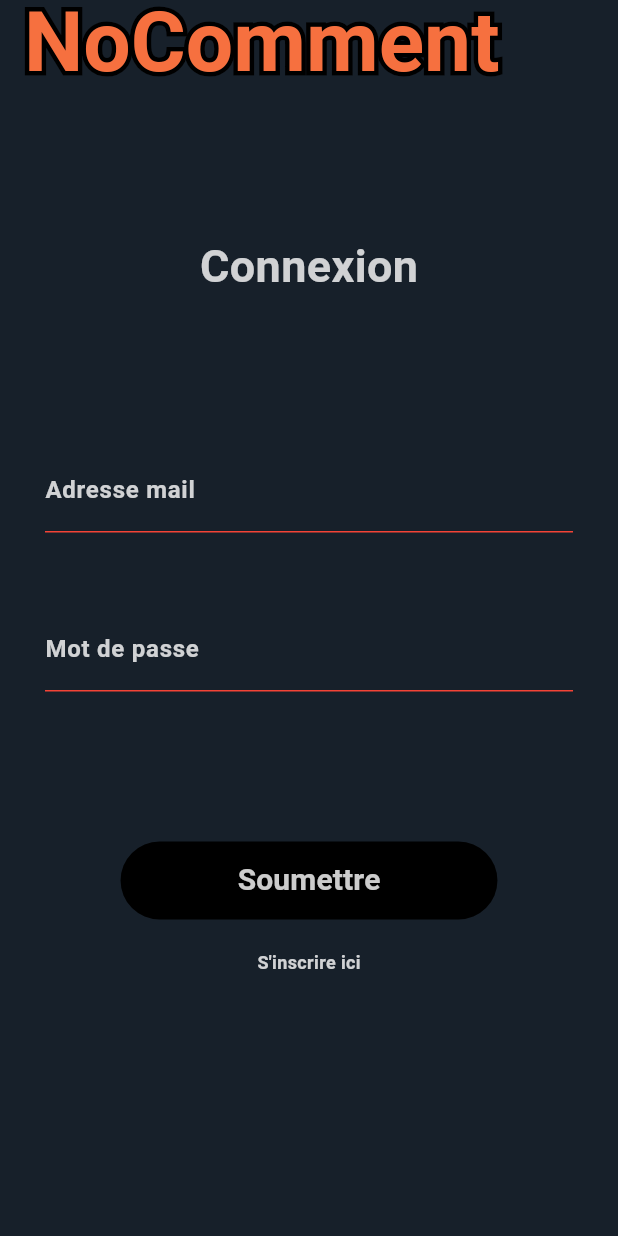
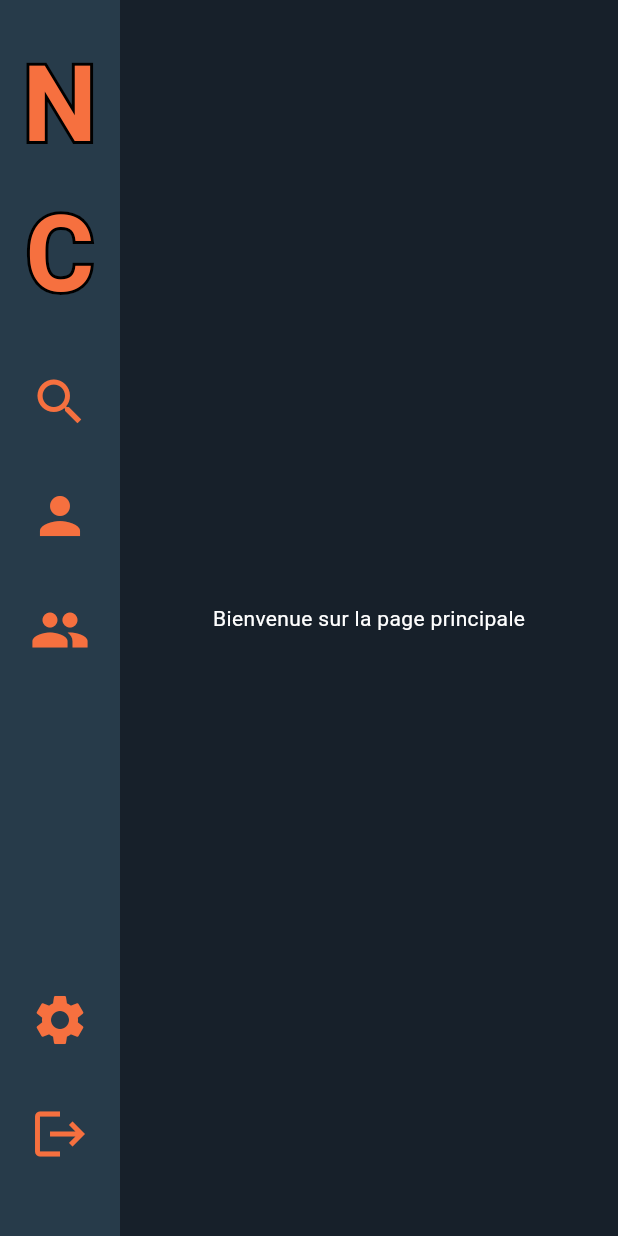
Before and after one commit to Evan-Duval/NoComment, a Flutter app: the screen it shows after launch, on a phone screen of 412 x 824 dp. Run offline on Flutter 3.47's test engine with Material 3 defaults, Android fonts, the phone set to English and light mode, and no system bars; drawn by our look-alikes of stroke_text; our stand-ins replace flutter_dotenv, google_fonts.

Commit message:
Ajout d'un side bar

```diff
--- /dev/null
+++ b/Flutter/no_comment_flutter/lib/config/config.dart
@@ -0,0 +1,13 @@
+import 'package:flutter/material.dart';
+import 'package:flutter/painting.dart';
+
+class Config {
+  static final colors = _Color();
+}
+
+class _Color {
+  final primaryColor = Color(0xFFF6703F);
+  final secondaryColor = Color(0xFFFFFFFF);
+  final backgroundColor = Color.fromRGBO(23, 32, 42, 1);
+  final second_backgroundColor = Color.fromRGBO(39, 59, 74, 1);
+}
--- a/Flutter/no_comment_flutter/lib/main.dart
+++ b/Flutter/no_comment_flutter/lib/main.dart
@@ -1,5 +1,6 @@
 import 'package:flutter/material.dart';
 import 'package:flutter_dotenv/flutter_dotenv.dart';
+import 'package:no_comment_flutter/pages/home.dart';
 import 'package:no_comment_flutter/pages/register.dart';
 import 'package:no_comment_flutter/pages/login.dart';
 
@@ -14,10 +15,11 @@ class MainApp extends StatelessWidget {
   @override
   Widget build(BuildContext context) {
     return MaterialApp(
-      initialRoute: '/login',
+      initialRoute: '/home',
       routes: {
         '/register': (context) => const RegisterPage(),
         '/login': (context) => const LoginPage(),
+        '/home': (context) => const HomePage(),
       },
     );
   }
--- /dev/null
+++ b/Flutter/no_comment_flutter/lib/pages/home.dart
@@ -0,0 +1,42 @@
+import 'package:flutter/material.dart';
+import 'package:no_comment_flutter/widget/navigation_sidebar.dart';
+
+class HomePage extends StatefulWidget {
+  const HomePage({super.key});
+
+  @override
+  _HomePageState createState() => _HomePageState();
+}
+
+class _HomePageState extends State<HomePage> {
+  Widget _currentScreen = const Center(
+    child: Text(
+      "Bienvenue sur la page principale",
+      style: TextStyle(color: Colors.white),
+    ),
+  );
+
+  @override
+  Widget build(BuildContext context) {
+    return Scaffold(
+      backgroundColor: const Color(0xFF17202A),
+      body: Row(
+        children: [
+          NavigationSidebar(
+            onNavigate: (newScreen) {
+              setState(() {
+                _currentScreen = newScreen;
+              });
+            },
+          ),
+          Expanded(
+            child: AnimatedSwitcher(
+              duration: const Duration(milliseconds: 300),
+              child: _currentScreen,
+            ),
+          ),
+        ],
+      ),
+    );
+  }
+}
--- a/Flutter/no_comment_flutter/lib/pages/login.dart
+++ b/Flutter/no_comment_flutter/lib/pages/login.dart
@@ -1,3 +1,6 @@
+import 'package:flutter/material.dart';
+import 'package:flutter/painting.dart';
+import 'package:no_comment_flutter/config/config.dart';
 import 'package:no_comment_flutter/pages/form_login.dart';
 import 'package:flutter/material.dart';
 import 'package:google_fonts/google_fonts.dart';
@@ -16,7 +19,7 @@ class LoginPage extends StatelessWidget {
           textStyle: GoogleFonts.nanumBrushScript(
             fontSize: 56,
             fontWeight: FontWeight.bold,
-            color: const Color(0xFFF6703F),
+            color: Config.colors.primaryColor,
           ),
           strokeColor: Colors.black,
           strokeWidth: 6,
--- /dev/null
+++ b/Flutter/no_comment_flutter/lib/widget/navigation_sidebar.dart
@@ -0,0 +1,85 @@
+import 'package:flutter/material.dart';
+import 'package:google_fonts/google_fonts.dart';
+import 'package:no_comment_flutter/config/config.dart';
+import 'package:stroke_text/stroke_text.dart';
+
+class NavigationSidebar extends StatelessWidget {
+  final Function(Widget) onNavigate;
+
+  const NavigationSidebar({super.key, required this.onNavigate});
+
+  @override
+  Widget build(BuildContext context) {
+    return Container(
+      width: 80,
+      color: Config.colors.second_backgroundColor,
+      child: Column(
+        mainAxisAlignment: MainAxisAlignment.start,
+        children: [
+          const SizedBox(height: 20),
+          GestureDetector(
+            onTap: () {
+              onNavigate(const Center(
+                child:
+                    Text('Page Accueil', style: TextStyle(color: Colors.white)),
+              ));
+            },
+            child: StrokeText(
+              text: 'NC',
+              textStyle: GoogleFonts.nanumBrushScript(
+                fontSize: 70,
+                fontWeight: FontWeight.bold,
+                color: Config.colors.primaryColor,
+              ),
+              strokeColor: Colors.black,
+              strokeWidth: 4,
+              textAlign: TextAlign.center,
+            ),
+          ),
+          const SizedBox(height: 20),
+          _buildNavIcon(Icons.search, "Recherche", () {
+            onNavigate(const Center(
+              child: Text('Recherche', style: TextStyle(color: Colors.white)),
+            ));
+          }),
+          const SizedBox(height: 20),
+          _buildNavIcon(Icons.person, "Profil", () {
+            onNavigate(const Center(
+              child: Text('Page Profil', style: TextStyle(color: Colors.white)),
+            ));
+          }),
+          const SizedBox(height: 20),
+          _buildNavIcon(Icons.group, "Groupe", () {
+            onNavigate(const Center(
+              child: Text('Page Groupe', style: TextStyle(color: Colors.white)),
+            ));
+          }),
+          const Spacer(),
+          const SizedBox(height: 20),
+          _buildNavIcon(Icons.settings, "Paramètres", () {
+            onNavigate(const Center(
+              child: Text('Page Paramètres',
+                  style: TextStyle(color: Colors.white)),
+            ));
+          }),
+          const SizedBox(height: 20),
+          _buildNavIcon(Icons.logout, "Déconnexion", () {
+            onNavigate(const Center(
+              child: Text('Page Groupe', style: TextStyle(color: Colors.white)),
+            ));
+          }),
+          const SizedBox(height: 40),
+        ],
+      ),
+    );
+  }
+
+  Widget _buildNavIcon(IconData icon, String tooltip, VoidCallback onTap) {
+    return IconButton(
+      icon: Icon(icon, color: Config.colors.primaryColor),
+      tooltip: tooltip,
+      iconSize: 40,
+      onPressed: onTap,
+    );
+  }
+}
```
Also changed, not shown: Flutter/no_comment_flutter/lib/pages/profile_page.dart (added, +42 -0 lines).
